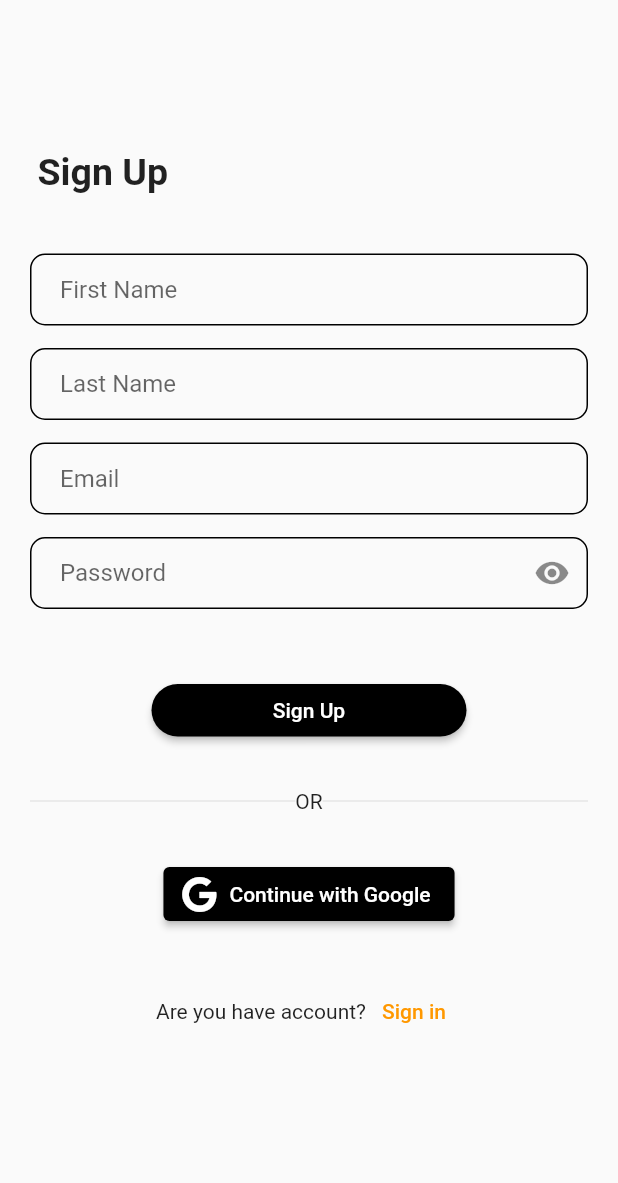
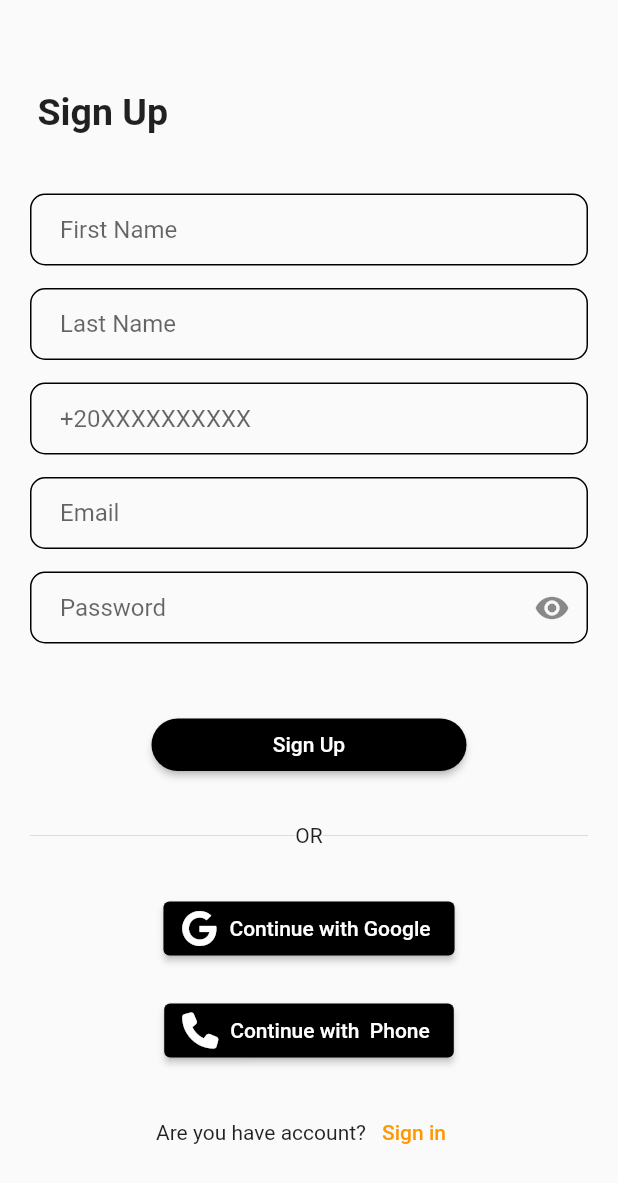
Before and after one commit to hassankhaled2/aid_humanity, a Flutter app: the screen it shows after launch, after a tap on "Sign up", on a phone screen of 412 x 824 dp. Shown: the top 1183 px of the screen. Run offline on Flutter 3.47's test engine with Material 2 defaults, Android fonts, the light colour scheme and no system bars; our stand-ins replace awesome_dialog, firebase_auth, firebase_core, flutter_switch, font_awesome_flutter, go_router and 3 more; accounts and stored records are empty.

Commit message:
otp&polishing

```diff
--- a/lib/Features/auth/presentation/pages/login_page.dart
+++ b/lib/Features/auth/presentation/pages/login_page.dart
@@ -1,4 +1,5 @@
 
+import 'package:aid_humanity/Features/auth/presentation/pages/phone_number_page.dart';
 import 'package:awesome_dialog/awesome_dialog.dart';
 import 'package:firebase_auth/firebase_auth.dart';
 import 'package:flutter/material.dart';
@@ -154,6 +155,7 @@ class _State extends State<LoginPage> {
                             desc:
                             'there is something wrong in your account',
                           ).show();
+                        //  print(e);
                         }
 
                       }, child:Text('Forget Passsword?',style:TextStyle(color: Colors.black),))
@@ -266,6 +268,16 @@ class _State extends State<LoginPage> {
                       signInWithGoogle();
                     }, icon:Icon(FontAwesomeIcons.google), label:Text('Continue with Google',style: TextStyle(color: Colors.white),),),
                   ),
+                   SizedBox(height: 10,),
+                  Center(
+                    child: ElevatedButton.icon(
+
+                      style: ButtonStyle(backgroundColor: MaterialStatePropertyAll(Colors.black)),
+                      onPressed: ()
+                      {
+                      Navigator.of(context).push(MaterialPageRoute(builder: (context)=>PhoneNumberPage()));
+                      }, icon:Icon(FontAwesomeIcons.phone), label:Text('Continue with  Phone',style: TextStyle(color: Colors.white),),),
+                  )
                   // SizedBox(height: 10,),
                   // Center(
                   //   child: InkWell(
--- a/lib/Features/auth/presentation/pages/register_page.dart
+++ b/lib/Features/auth/presentation/pages/register_page.dart
@@ -1,4 +1,5 @@
 
+import 'package:aid_humanity/Features/auth/presentation/pages/phone_number_page.dart';
 import 'package:aid_humanity/core/utils/app_router/app_router.dart';
 import 'package:awesome_dialog/awesome_dialog.dart';
 import 'package:firebase_auth/firebase_auth.dart';
@@ -26,6 +27,7 @@ class RegisterPage extends StatefulWidget {
 class _State extends State<RegisterPage> {
   TextEditingController firstName = TextEditingController();
   TextEditingController lastName = TextEditingController();
+  TextEditingController phone = TextEditingController();
   TextEditingController email = TextEditingController();
   TextEditingController password = TextEditingController();
   GlobalKey<FormState>formState=GlobalKey();
@@ -56,7 +58,7 @@ class _State extends State<RegisterPage> {
     return Scaffold
       (
       body: Padding(
-        padding: const EdgeInsets.only(top: 100,left: 20,right: 20),
+        padding: const EdgeInsets.only(top: 60,left: 20,right: 20),
         child: ListView(
           children:
           [
@@ -110,6 +112,53 @@ class _State extends State<RegisterPage> {
 
                   ),
                   Padding(
+                    padding: const EdgeInsets.only(top: 15),
+                    child:CustomTextForm(
+                      keyboardType: TextInputType.phone,
+                      // inputFormatters:
+                      // [
+                      //   FilteringTextInputFormatter.allow(RegExp(r'^\-?(\d+\.?\d{0,2})?')),
+                      // ],
+                      obscureText: false,
+
+                      hinttext:"+20XXXXXXXXXX" ,
+                      mycontroller:phone ,
+                      validator: (val)
+                      {
+                        if(val=="")
+                        {
+                          return'can not to be empty';
+                        }
+                        return null;
+                      },
+
+                    ),
+//             child: IntlPhoneField(
+//               autofocus: true,
+//               focusNode:FocusNode(),
+//               // searchText:b ,
+//               // initialCountryCode: b,
+//                initialCountryCode: "IN",
+//                 controller:phone ,
+// onCountryChanged: (value)
+// {
+//   print("hhhhhhhhhhhhhhhhhhhhhh""${value.code}");
+// },
+//  onChanged: (value)
+//  {
+//
+//    print("Countryhghghghghghghghghghghghg""${value.countryCode}");
+//  },
+//               decoration: InputDecoration(
+//
+//                 hintText: 'Phone Number',
+//                 border: OutlineInputBorder(
+//                   borderSide: BorderSide(),
+//                 ),
+//               ),
+//             ),
+                  ),
+                  Padding(
                     padding: EdgeInsets.only(top: 15,),
                     child: CustomTextForm(
                       obscureText: false,
@@ -127,6 +176,7 @@ class _State extends State<RegisterPage> {
                     ),
 
                   ),
+
                   Padding(
                       padding: EdgeInsets.only(top: 15,),
                       child: CustomTextForm(
@@ -170,7 +220,7 @@ class _State extends State<RegisterPage> {
           password: password.text,
         );
      await FirebaseAuth.instance.currentUser!.sendEmailVerification();
-       Navigator.of(context).pushNamedAndRemoveUntil(login, (route) => false);
+       Navigator.of(context).pushNamedAndRemoveUntil(bottomNavigation, (route) => false);
     // if(creditional.user!.emailVerified)
     // {
     // Navigator.of(context).pushReplacementNamed(bottomNavigation);
@@ -232,7 +282,17 @@ class _State extends State<RegisterPage> {
                         signInWithGoogle();
                       }, icon:Icon(FontAwesomeIcons.google), label:Text('Continue with Google',style: TextStyle(color: Colors.white),),),
                   ),
-                  SizedBox(height: 30,),
+                  SizedBox(height: 20,),
+                  Center(
+                    child: ElevatedButton.icon(
+
+                      style: ButtonStyle(backgroundColor: MaterialStatePropertyAll(Colors.black)),
+                      onPressed: ()
+                      {
+                        Navigator.of(context).push(MaterialPageRoute(builder: (context)=>PhoneNumberPage()));
+                      }, icon:Icon(FontAwesomeIcons.phone), label:Text('Continue with  Phone',style: TextStyle(color: Colors.white),),),
+                  ),
+                  SizedBox(height: 20,),
                   Row(
                     mainAxisAlignment:MainAxisAlignment.center,
                     children:
@@ -247,7 +307,8 @@ class _State extends State<RegisterPage> {
                         )
                         );
                         // GoRouter.of(context).push(AppRouter.KLoginScreen);
-                        }, child:Text('Sign in',style: TextStyle(color: Colors.orange)))
+                        }, child:Text('Sign in',style: TextStyle(color: Colors.orange))),
+
 
                     ],
                   ),
--- a/lib/Features/auth/presentation/widgets/text_form_field.dart
+++ b/lib/Features/auth/presentation/widgets/text_form_field.dart
@@ -1,4 +1,5 @@
 import 'package:flutter/material.dart';
+import 'package:flutter/services.dart';
 
 class CustomTextForm extends StatelessWidget {
   final String hinttext ;
@@ -6,17 +7,21 @@ class CustomTextForm extends StatelessWidget {
   final String ?Function(String?)?validator;
    final IconData ?suffix;
    final  VoidCallback? suffixpressed;
-     final  bool obscureText;
-   CustomTextForm({super.key, required this.hinttext, required this.mycontroller,  this.validator, this.suffix, this.suffixpressed, required this.obscureText, });
+   final  bool obscureText;
+   final  TextInputType? keyboardType;
+   final List<TextInputFormatter>? inputFormatters;
+   CustomTextForm({super.key, required this.hinttext, required this.mycontroller, this.keyboardType, this.inputFormatters, this.validator, this.suffix, this.suffixpressed, required this.obscureText, });
 
   @override
   Widget build(BuildContext context) {
     return TextFormField(
-
+      inputFormatters:inputFormatters,
+      keyboardType:keyboardType,
       obscureText:obscureText,
       onTapOutside: (event)=>FocusScope.of(context).unfocus(),
       validator: validator,
       controller: mycontroller,
+
       ///see it again
       decoration: InputDecoration(
         // you should put this to mke border fixed when you click on the button
--- a/lib/main.dart
+++ b/lib/main.dart
@@ -5,6 +5,7 @@ import 'package:firebase_auth/firebase_auth.dart';
 import 'package:firebase_core/firebase_core.dart';
 import 'package:flutter/material.dart';
 import 'Features/auth/presentation/pages/login_page.dart';
+import 'Features/auth/presentation/pages/phone_number_page.dart';
 import 'core/utils/app_router/app_router.dart';
 import 'core/utils/theme/theme_data/theme_data_light.dart';
 import 'core/widgets/BottomNavigation.dart';
@@ -52,7 +53,8 @@ class MyApp extends StatelessWidget {
         login : (context) => LoginPage(),
         bottomNavigation : (context) => BottomNavigation(),
       },
-      home: FirebaseAuth.instance.currentUser!=null&&FirebaseAuth.instance.currentUser!.emailVerified?BottomNavigation():LoginPage(),
+      /// see it if worked or not
+      home: FirebaseAuth.instance.currentUser!=null&&(FirebaseAuth.instance.currentUser!.emailVerified||FirebaseAuth.instance.currentUser!.phoneNumber!=null)?BottomNavigation():LoginPage(),
       debugShowCheckedModeBanner: false,
       supportedLocales: AppLocalizationsSetup.supportedLocales, // this line to provie , which langs to use in our app
       localizationsDelegates: AppLocalizationsSetup.localizationsDelegates,
--- a/pubspec.yaml
+++ b/pubspec.yaml
@@ -45,6 +45,8 @@ dependencies:
   firebase_auth: ^4.14.1
   google_sign_in: ^6.1.6
   awesome_dialog: ^3.2.0
+  pin_code_fields: ^8.0.1
+  intl_phone_field: ^3.2.0
 dev_dependencies:
   flutter_lints: ^2.0.0
   flutter_test:
```
Also changed, not shown: lib/Features/auth/presentation/pages/otp_page.dart (added, +137 -0 lines), lib/Features/auth/presentation/pages/phone_number_page.dart (added, +179 -0 lines), lib/Features/auth/presentation/widgets/phone.dart (added, +22 -0 lines), pubspec.lock.
